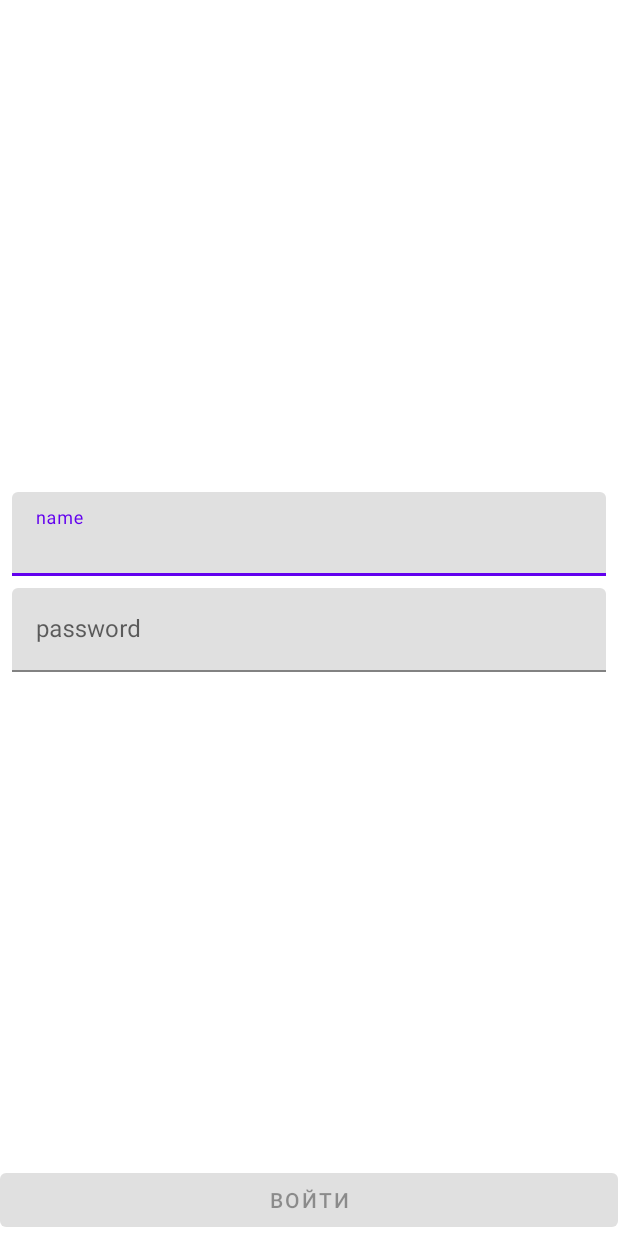
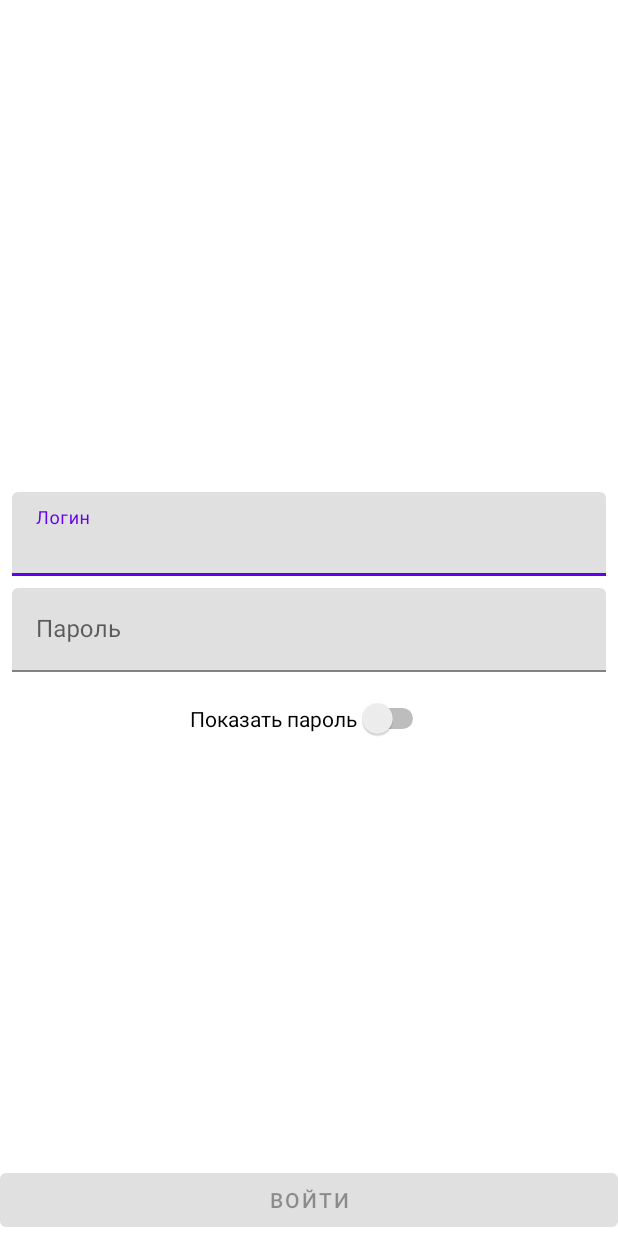
Before and after one commit to AlenaMos19/Moskovchuk_Lessons, an Android app: the layout fragment_authorization.xml on its own in the app's theme, with its tools: preview values and no code run, on a phone screen of 412 x 824 dp. Run offline under Robolectric (Android 15) with nearby library versions, the light colour scheme and no system bars.

Commit message:
add switch for show password

```diff
--- a/app/src/main/java/com/example/moskovchuk_lesson2/AuthorizationFragment.kt
+++ b/app/src/main/java/com/example/moskovchuk_lesson2/AuthorizationFragment.kt
@@ -7,6 +7,7 @@ import androidx.fragment.app.Fragment
 import android.view.LayoutInflater
 import android.view.View
 import android.view.ViewGroup
+import android.widget.Switch
 import com.example.moskovchuk_lesson2.databinding.FragmentAuthorizationBinding
 
 class AuthorizationFragment : Fragment() {
@@ -34,6 +35,7 @@ class AuthorizationFragment : Fragment() {
 
     override fun onViewCreated(view: View, savedInstanceState: Bundle?) {
         super.onViewCreated(view, savedInstanceState)
+        showPassword()
         changePassButton()
         checkPassword()
 
@@ -64,6 +66,12 @@ class AuthorizationFragment : Fragment() {
         }
     }
 
+    private fun showPassword() {
+        binding.switchForPassword.setOnClickListener{
+            binding.password.isEnabled = binding.switchForPassword.isChecked
+        }
+    }
+
     companion object {
 
         private const val CORRECT_PASS = "12345"
--- a/app/src/main/res/layout/fragment_authorization.xml
+++ b/app/src/main/res/layout/fragment_authorization.xml
@@ -15,7 +15,7 @@
             android:layout_marginStart="8dp"
             android:layout_marginEnd="8dp"
             android:layout_marginBottom="4dp"
-            app:layout_constraintBottom_toTopOf="@id/til_count"
+            app:layout_constraintBottom_toTopOf="@id/til_password"
             app:layout_constraintEnd_toEndOf="parent"
             app:layout_constraintStart_toStartOf="parent"
             app:layout_constraintTop_toTopOf="parent"
@@ -26,13 +26,13 @@
                 android:id="@+id/person_name"
                 android:layout_width="match_parent"
                 android:layout_height="wrap_content"
-                android:hint="name"
+                android:hint="Логин"
                 android:inputType="textCapWords"
                 />
         </com.google.android.material.textfield.TextInputLayout>
 
     <com.google.android.material.textfield.TextInputLayout
-            android:id="@+id/til_count"
+        android:id="@+id/til_password"
         android:layout_width="0dp"
         android:layout_height="wrap_content"
         android:layout_marginStart="8dp"
@@ -41,16 +41,14 @@
         app:layout_constraintBottom_toTopOf="@+id/come_in_button"
         app:layout_constraintEnd_toEndOf="parent"
         app:layout_constraintStart_toStartOf="parent"
-            app:layout_constraintTop_toBottomOf="@+id/til_name"
-            >
+        app:layout_constraintTop_toBottomOf="@+id/til_name">
 
         <com.google.android.material.textfield.TextInputEditText
             android:id="@+id/password"
             android:layout_width="match_parent"
             android:layout_height="wrap_content"
-                android:hint="password"
-                android:inputType="number"
-                />
+            android:hint="Пароль"
+            android:inputType="number" />
     </com.google.android.material.textfield.TextInputLayout>
 
         <Button
@@ -63,4 +61,14 @@
             app:layout_constraintEnd_toEndOf="parent"
             app:layout_constraintStart_toStartOf="parent"
             />
+
+    <Switch
+        android:id="@+id/switch_for_password"
+        android:layout_width="wrap_content"
+        android:layout_height="wrap_content"
+        android:layout_marginTop="17dp"
+        android:text="Показать пароль"
+        app:layout_constraintEnd_toEndOf="parent"
+        app:layout_constraintStart_toStartOf="parent"
+        app:layout_constraintTop_toBottomOf="@+id/til_password" />
 </androidx.constraintlayout.widget.ConstraintLayout>
```
Lines whose indentation alone changed are shown as unchanged.
